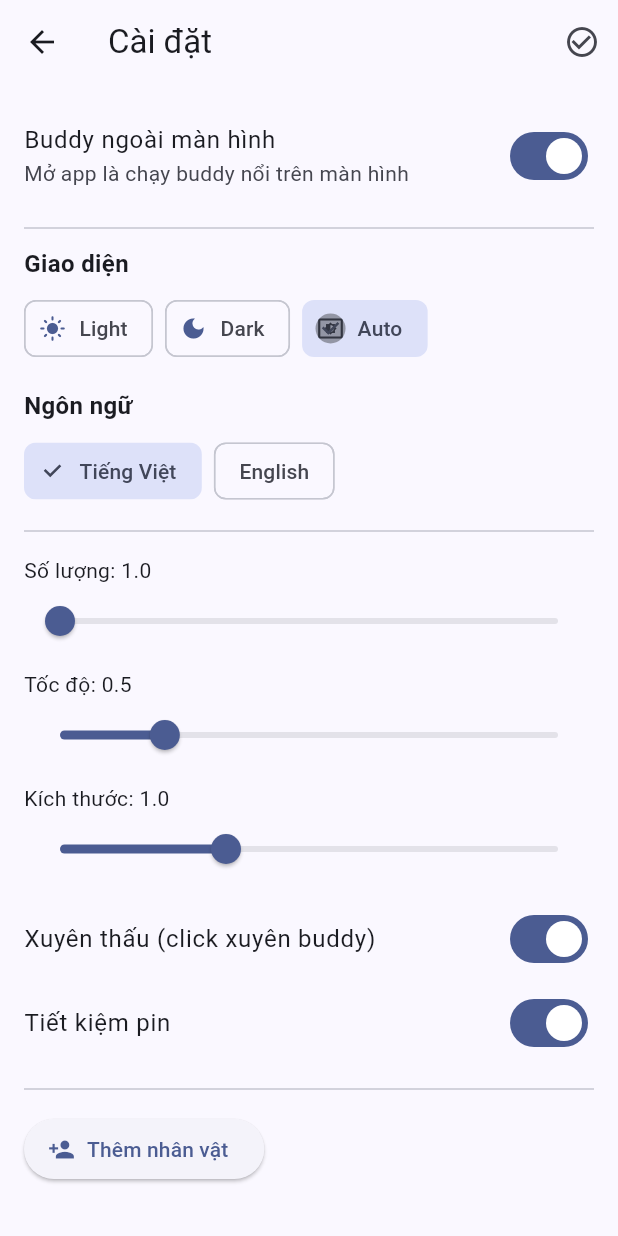
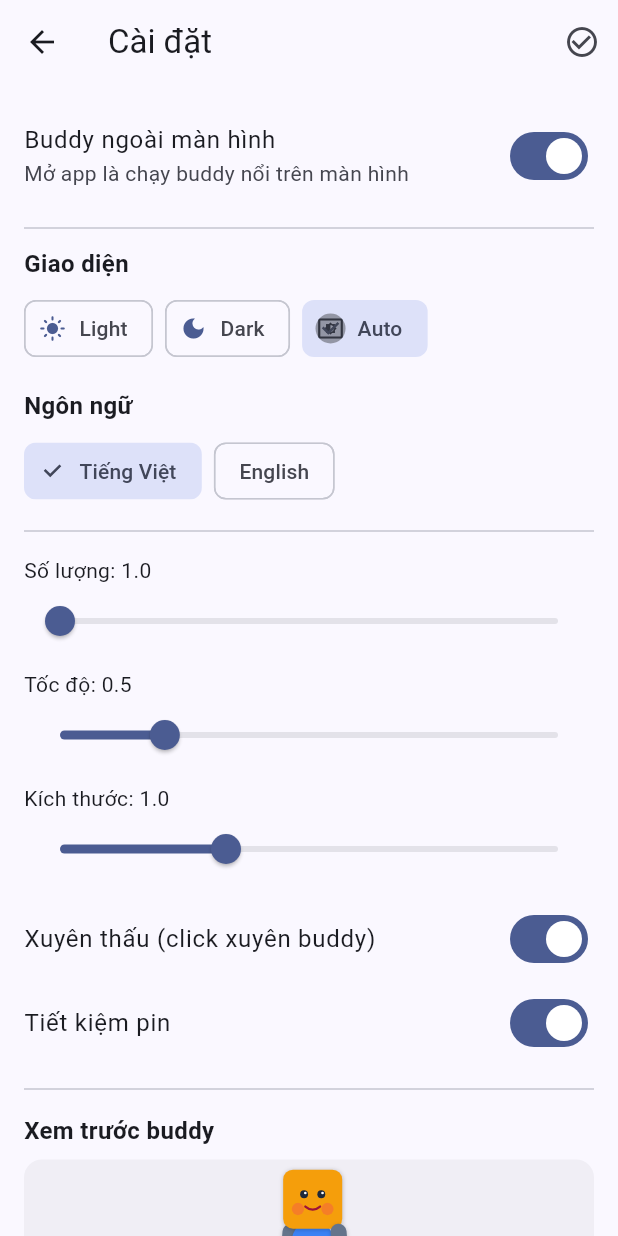
Before and after one commit to goddie9x/t_screen_funny_animation, a Flutter app: the screen it shows after launch, after a tap on the "settings" icon, on a phone screen of 412 x 824 dp. Run offline on Flutter 3.47's test engine with Material 3 defaults, Android fonts, the light colour scheme and no system bars; our stand-ins replace image_picker, shared_preferences; missing offline and left inert: flutter_overlay_window, hotkey_manager, screen_retriever, tray_manager, window_manager; statements that could not run were skipped.

Commit message:
refactor: enhance preset management and improve TFunnyBuddy widget for better preview functionality

```diff
--- a/lib/main.dart
+++ b/lib/main.dart
@@ -46,6 +46,15 @@ class TFunnyApp extends StatelessWidget {
             useMaterial3: true,
             brightness: Brightness.light,
             colorScheme: ColorScheme.fromSeed(seedColor: const Color(0xFF2563EB)),
+            cardTheme: const CardThemeData(
+              elevation: 0,
+              margin: EdgeInsets.zero,
+              clipBehavior: Clip.none,
+              shape: RoundedRectangleBorder(
+                borderRadius: BorderRadius.all(Radius.circular(12)),
+                side: BorderSide.none,
+              ),
+            ),
           ),
           darkTheme: ThemeData(
             useMaterial3: true,
@@ -53,6 +62,15 @@ class TFunnyApp extends StatelessWidget {
             colorScheme: ColorScheme.fromSeed(
               seedColor: const Color(0xFF2563EB),
               brightness: Brightness.dark,
+            ),
+            cardTheme: const CardThemeData(
+              elevation: 0,
+              margin: EdgeInsets.zero,
+              clipBehavior: Clip.none,
+              shape: RoundedRectangleBorder(
+                borderRadius: BorderRadius.all(Radius.circular(12)),
+                side: BorderSide.none,
+              ),
             ),
           ),
           home: const HomeScreen(),
--- a/lib/screens/home_screen.dart
+++ b/lib/screens/home_screen.dart
@@ -56,6 +56,15 @@ class _HomeScreenState extends State<HomeScreen> with WindowListener, TrayListen
       _syncOverlayWithSetting();
     }
     _rebuildTrayMenu();
+    WidgetsBinding.instance.addPostFrameCallback((_) {
+      if (!mounted || !Platform.isWindows || isWindowsOverlay) return;
+      windowManager.setBackgroundColor(_appWindowColor());
+    });
+  }
+
+  Color _appWindowColor() {
+    if (!mounted) return const Color(0xFF1C1B1F);
+    return Theme.of(context).colorScheme.surface;
   }
 
   Future<void> _syncOverlayWithSetting() async {
@@ -222,8 +231,8 @@ class _HomeScreenState extends State<HomeScreen> with WindowListener, TrayListen
     await windowManager.setSkipTaskbar(false);
     await windowManager.setAlwaysOnTop(false);
     await windowManager.setHasShadow(true);
-    await windowManager.setTitleBarStyle(TitleBarStyle.normal);
-    await windowManager.setBackgroundColor(Colors.white);
+    await windowManager.setTitleBarStyle(TitleBarStyle.normal, windowButtonVisibility: true);
+    await windowManager.setBackgroundColor(_appWindowColor());
     await windowManager.setMinimumSize(const Size(400, 300));
     await windowManager.setSize(const Size(800, 600));
     await windowManager.center();
@@ -368,7 +377,13 @@ class _HomeScreenState extends State<HomeScreen> with WindowListener, TrayListen
     final scheme = Theme.of(context).colorScheme;
     return Scaffold(
       backgroundColor: scheme.surface,
-      appBar: AppBar(title: Text(AppConfig.instance.translate('title'))),
+      appBar: AppBar(
+        title: Text(AppConfig.instance.translate('title')),
+        backgroundColor: scheme.surface,
+        surfaceTintColor: Colors.transparent,
+        elevation: 0,
+        scrolledUnderElevation: 0,
+      ),
       body: Stack(
         children: [
           Center(child: Text(AppConfig.instance.translate('overlay_mode_hint'))),
--- a/lib/screens/settings_screen.dart
+++ b/lib/screens/settings_screen.dart
@@ -2,6 +2,7 @@ import 'dart:io';
 import 'package:flutter/material.dart';
 import 'package:image_picker/image_picker.dart';
 import '../utils/config.dart';
+import '../widgets/t_funny_buddy.dart';
 
 class SettingsScreen extends StatefulWidget {
   const SettingsScreen({super.key});
@@ -20,6 +21,10 @@ class _SettingsScreenState extends State<SettingsScreen> {
       backgroundColor: scheme.surface,
       appBar: AppBar(
         title: Text(cfg.translate('settings')),
+        backgroundColor: scheme.surface,
+        surfaceTintColor: Colors.transparent,
+        elevation: 0,
+        scrolledUnderElevation: 0,
         actions: [
           IconButton(
             icon: const Icon(Icons.check_circle_outline),
@@ -105,6 +110,9 @@ class _SettingsScreenState extends State<SettingsScreen> {
             onChanged: (v) => setState(() => cfg.pauseOnScreenOff = v),
           ),
           const Divider(height: 32),
+          _sectionTitle(cfg.translate('preset_preview')),
+          _buddyPreview(scheme),
+          const SizedBox(height: 16),
           Align(
             alignment: Alignment.centerLeft,
             child: ElevatedButton.icon(
@@ -115,15 +123,18 @@ class _SettingsScreenState extends State<SettingsScreen> {
           ),
           const SizedBox(height: 8),
           RadioGroup<String?>(
-            groupValue: cfg.activeCustomPresetId,
-            onChanged: (v) {
-              cfg.mode = 'custom';
-              cfg.activeCustomPresetId = v;
-              setState(() {});
+            groupValue: cfg.mode == 'custom' ? cfg.activeCustomPresetId : null,
+            onChanged: (v) async {
+              await cfg.selectPreset(v);
+              if (mounted) setState(() {});
             },
             child: Column(
               mainAxisSize: MainAxisSize.min,
-              children: cfg.customPresets.map(_presetCard).toList(),
+              children: [
+                _defaultPresetCard(cfg, scheme),
+                const SizedBox(height: 8),
+                ...cfg.customPresets.map(_presetCard),
+              ],
             ),
           ),
         ],
@@ -149,36 +160,68 @@ class _SettingsScreenState extends State<SettingsScreen> {
     );
   }
 
+  Widget _buddyPreview(ColorScheme scheme) {
+    return Container(
+      height: 168,
+      decoration: BoxDecoration(
+        color: scheme.surfaceContainerHighest.withValues(alpha: 0.45),
+        borderRadius: BorderRadius.circular(12),
+      ),
+      clipBehavior: Clip.hardEdge,
+      child: const Center(
+        child: TFunnyBuddy(isOverlay: false, preview: true, index: 99),
+      ),
+    );
+  }
+
+  Widget _defaultPresetCard(AppConfig cfg, ColorScheme scheme) {
+    return Card(
+      color: scheme.surfaceContainerHighest.withValues(alpha: 0.45),
+      child: ListTile(
+        leading: const Radio<String?>(value: null),
+        title: Text(cfg.translate('preset_default')),
+        subtitle: Text(cfg.translate('preset_default_hint')),
+        onTap: () async {
+          await cfg.selectPreset(null);
+          if (mounted) setState(() {});
+        },
+      ),
+    );
+  }
+
   Widget _presetCard(CustomPreset p) {
     final cfg = AppConfig.instance;
+    final scheme = Theme.of(context).colorScheme;
     return Card(
       margin: const EdgeInsets.only(bottom: 8),
+      color: scheme.surfaceContainerHighest.withValues(alpha: 0.45),
       child: ExpansionTile(
-        leading: Radio<String?>(value: p.id),
+        leading: Radio<String?>(value: p.id, toggleable: true),
         title: Text(p.name),
         children: [
           _partGroup(cfg.translate('parts_torso'), [
-            _upRow(cfg.translate('part_head'), cfg.translate('joint_head'), p.headImg, (s) => p.headImg = s),
-            _upRow(cfg.translate('part_body'), cfg.translate('joint_body'), p.bodyImg, (s) => p.bodyImg = s),
+            _upRow(p, 'head', cfg.translate('part_head'), cfg.translate('joint_head'), p.headImg, (s) => p.headImg = s),
+            _upRow(p, 'body', cfg.translate('part_body'), cfg.translate('joint_body'), p.bodyImg, (s) => p.bodyImg = s),
           ]),
           _partGroup(cfg.translate('parts_arm'), [
-            _upRow(cfg.translate('part_arm_upper'), cfg.translate('joint_shoulder'), p.armUpperImg, (s) => p.armUpperImg = s),
-            _upRow(cfg.translate('part_arm_lower'), cfg.translate('joint_elbow'), p.armLowerImg, (s) => p.armLowerImg = s),
-            _upRow(cfg.translate('part_hand'), cfg.translate('joint_wrist'), p.handImg, (s) => p.handImg = s),
+            _upRow(p, 'arm_upper', cfg.translate('part_arm_upper'), cfg.translate('joint_shoulder'), p.armUpperImg, (s) => p.armUpperImg = s),
+            _upRow(p, 'arm_lower', cfg.translate('part_arm_lower'), cfg.translate('joint_elbow'), p.armLowerImg, (s) => p.armLowerImg = s),
+            _upRow(p, 'hand', cfg.translate('part_hand'), cfg.translate('joint_wrist'), p.handImg, (s) => p.handImg = s),
           ]),
           _partGroup(cfg.translate('parts_leg'), [
-            _upRow(cfg.translate('part_leg_upper'), cfg.translate('joint_hip'), p.legUpperImg, (s) => p.legUpperImg = s),
-            _upRow(cfg.translate('part_leg_lower'), cfg.translate('joint_knee'), p.legLowerImg, (s) => p.legLowerImg = s),
-            _upRow(cfg.translate('part_foot'), cfg.translate('joint_ankle'), p.footImg, (s) => p.footImg = s),
+            _upRow(p, 'leg_upper', cfg.translate('part_leg_upper'), cfg.translate('joint_hip'), p.legUpperImg, (s) => p.legUpperImg = s),
+            _upRow(p, 'leg_lower', cfg.translate('part_leg_lower'), cfg.translate('joint_knee'), p.legLowerImg, (s) => p.legLowerImg = s),
+            _upRow(p, 'foot', cfg.translate('part_foot'), cfg.translate('joint_ankle'), p.footImg, (s) => p.footImg = s),
           ]),
           TextButton(
-            onPressed: () {
+            onPressed: () async {
               cfg.customPresets.remove(p);
               if (cfg.activeCustomPresetId == p.id) {
-                cfg.activeCustomPresetId = null;
-                cfg.mode = 'preset';
+                await cfg.selectPreset(null);
+              } else {
+                await cfg.save();
               }
-              setState(() {});
+              if (mounted) setState(() {});
             },
             child: const Text('Xóa', style: TextStyle(color: Colors.red)),
           ),
@@ -210,12 +253,13 @@ class _SettingsScreenState extends State<SettingsScreen> {
         content: TextField(controller: ctrl),
         actions: [
           TextButton(
-            onPressed: () {
+            onPressed: () async {
               if (ctrl.text.isNotEmpty) {
-                AppConfig.instance.customPresets.add(CustomPreset(id: DateTime.now().toString(), name: ctrl.text));
-                setState(() {});
+                AppConfig.instance.customPresets.add(CustomPreset(id: DateTime.now().millisecondsSinceEpoch.toString(), name: ctrl.text));
+                await AppConfig.instance.save();
+                if (mounted) setState(() {});
               }
-              Navigator.pop(c);
+              if (c.mounted) Navigator.pop(c);
             },
             child: const Text('OK'),
           ),
@@ -224,7 +268,22 @@ class _SettingsScreenState extends State<SettingsScreen> {
     );
   }
 
-  Widget _upRow(String label, String joint, String? path, Function(String?) onSet) {
+  Future<String> _persistPicked(String source, String presetId, String part) async {
+    try {
+      final home = Platform.environment['APPDATA'] ?? Directory.systemTemp.path;
+      final dir = Directory('$home${Platform.pathSeparator}tscreen_funny${Platform.pathSeparator}presets${Platform.pathSeparator}$presetId');
+      await dir.create(recursive: true);
+      final name = source.split(RegExp(r'[\\/]')).last;
+      final ext = name.contains('.') ? name.split('.').last : 'png';
+      final dest = '${dir.path}${Platform.pathSeparator}$part.$ext';
+      await File(source).copy(dest);
+      return dest;
+    } catch (_) {
+      return source;
+    }
+  }
+
+  Widget _upRow(CustomPreset p, String partKey, String label, String joint, String? path, Function(String?) onSet) {
     final fileOk = path != null && File(path).existsSync();
     return ListTile(
       dense: true,
@@ -248,17 +307,23 @@ class _SettingsScreenState extends State<SettingsScreen> {
           ? IconButton(
               icon: const Icon(Icons.close, size: 18),
               tooltip: 'Xóa ảnh',
-              onPressed: () {
+              onPressed: () async {
                 onSet(null);
-                setState(() {});
+                await AppConfig.instance.save();
+                if (mounted) setState(() {});
               },
             )
           : const Icon(Icons.add_photo_alternate_outlined, size: 20),
       onTap: () async {
         final x = await _picker.pickImage(source: ImageSource.gallery);
         if (x != null) {
-          onSet(x.path);
-          setState(() {});
+          onSet(await _persistPicked(x.path, p.id, partKey));
+          if (AppConfig.instance.mode != 'custom' || AppConfig.instance.activeCustomPresetId != p.id) {
+            await AppConfig.instance.selectPreset(p.id);
+          } else {
+            await AppConfig.instance.save();
+          }
+          if (mounted) setState(() {});
         }
       },
     );
--- a/lib/utils/config.dart
+++ b/lib/utils/config.dart
@@ -150,6 +150,9 @@ class AppConfig extends ChangeNotifier {
         'parts_torso': 'Đầu & thân',
         'parts_arm': 'Tay (vai, khuỷu, cổ tay)',
         'parts_leg': 'Chân (háng, gối, cổ chân)',
+        'preset_default': 'Mặc định',
+        'preset_default_hint': 'Buddy có sẵn, không dùng ảnh tùy chỉnh',
+        'preset_preview': 'Xem trước buddy',
       },
       'en': {
         'title': 'TScreen Funny Animation',
@@ -187,11 +190,26 @@ class AppConfig extends ChangeNotifier {
         'parts_torso': 'Head & body',
         'parts_arm': 'Arms (shoulder, elbow, wrist)',
         'parts_leg': 'Legs (hip, knee, ankle)',
+        'preset_default': 'Default',
+        'preset_default_hint': 'Built-in buddy, no custom parts',
+        'preset_preview': 'Buddy preview',
       },
     };
     return localized[locale.languageCode]?[k] ?? k;
   }
   CustomPreset? getActiveCustom() {
+    if (mode != 'custom' || activeCustomPresetId == null) return null;
     try { return customPresets.firstWhere((p) => p.id == activeCustomPresetId); } catch (_) { return null; }
   }
+
+  Future<void> selectPreset(String? id) async {
+    if (id == null) {
+      mode = 'preset';
+      activeCustomPresetId = null;
+    } else {
+      mode = 'custom';
+      activeCustomPresetId = id;
+    }
+    await save();
+  }
 }
--- a/lib/widgets/t_funny_buddy.dart
+++ b/lib/widgets/t_funny_buddy.dart
@@ -21,7 +21,8 @@ class BuddyHitRegistry {
 class TFunnyBuddy extends StatefulWidget {
   final bool isOverlay;
   final int index;
-  const TFunnyBuddy({super.key, required this.isOverlay, this.index = 0});
+  final bool preview;
+  const TFunnyBuddy({super.key, required this.isOverlay, this.index = 0, this.preview = false});
 
   @override
   State<TFunnyBuddy> createState() => _TFunnyBuddyState();
@@ -49,6 +50,11 @@ class _TFunnyBuddyState extends State<TFunnyBuddy> with TickerProviderStateMixin
   void initState() {
     super.initState();
     isLeft = widget.index.isOdd;
+    if (widget.preview) {
+      mode = 'idle';
+      posX = 0;
+      posY = 0;
+    }
     _animCtrl = AnimationController(
       vsync: this,
       duration: const Duration(milliseconds: 720),
@@ -100,6 +106,13 @@ class _TFunnyBuddyState extends State<TFunnyBuddy> with TickerProviderStateMixin
 
   void _update() {
     if (!mounted || mode == 'drag') return;
+    if (widget.preview) {
+      setState(() {
+        _ticks++;
+        mode = 'idle';
+      });
+      return;
+    }
     final s = MediaQuery.sizeOf(context);
     if (s.width < 10) return;
 
@@ -212,6 +225,17 @@ class _TFunnyBuddyState extends State<TFunnyBuddy> with TickerProviderStateMixin
 
   @override
   Widget build(BuildContext context) {
+    final sprite = Transform.scale(
+      scale: widget.preview ? 0.82 : _scale,
+      alignment: widget.preview ? Alignment.topCenter : Alignment.topLeft,
+      child: AnimatedBuilder(
+        animation: _animCtrl,
+        builder: (context, _) => _buildCharacter(),
+      ),
+    );
+    if (widget.preview) {
+      return IgnorePointer(child: sprite);
+    }
     final clickThrough = widget.isOverlay && !Platform.isWindows && AppConfig.instance.isClickThrough;
     return Positioned(
       left: posX,
@@ -246,14 +270,7 @@ class _TFunnyBuddyState extends State<TFunnyBuddy> with TickerProviderStateMixin
           }),
           child: MouseRegion(
             cursor: SystemMouseCursors.grab,
-            child: Transform.scale(
-              scale: _scale,
-              alignment: Alignment.topLeft,
-              child: AnimatedBuilder(
-                animation: _animCtrl,
-                builder: (context, _) => _buildCharacter(),
-              ),
-            ),
+            child: sprite,
           ),
         ),
       ),
@@ -407,7 +424,7 @@ class _TFunnyBuddyState extends State<TFunnyBuddy> with TickerProviderStateMixin
                                 48,
                                 const Color(0xFFF59E0B),
                                 headImg,
-                                headImg != null ? const [] : [_BuddyFace(blink: blink)],
+                                (headImg != null && File(headImg).existsSync()) ? const [] : [_BuddyFace(blink: blink)],
                               ),
                             ),
                           ),
@@ -494,20 +511,21 @@ class _TFunnyBuddyState extends State<TFunnyBuddy> with TickerProviderStateMixin
   }
 
   Widget _part(double w, double h, Color c, String? img, List<Widget> children, {double radius = 8}) {
+    final fileOk = img != null && File(img).existsSync();
     return Container(
       width: w,
       height: h,
-      decoration: img == null
-          ? BoxDecoration(
+      decoration: fileOk
+          ? null
+          : BoxDecoration(
               color: c,
               borderRadius: BorderRadius.circular(radius),
               boxShadow: const [BoxShadow(color: Color(0x33000000), blurRadius: 2, offset: Offset(0, 1))],
-            )
-          : null,
+            ),
       child: Stack(
         clipBehavior: Clip.none,
         children: [
-          if (img != null)
+          if (fileOk)
             Positioned.fill(
               child: OverflowBox(
                 maxWidth: 120,
```
